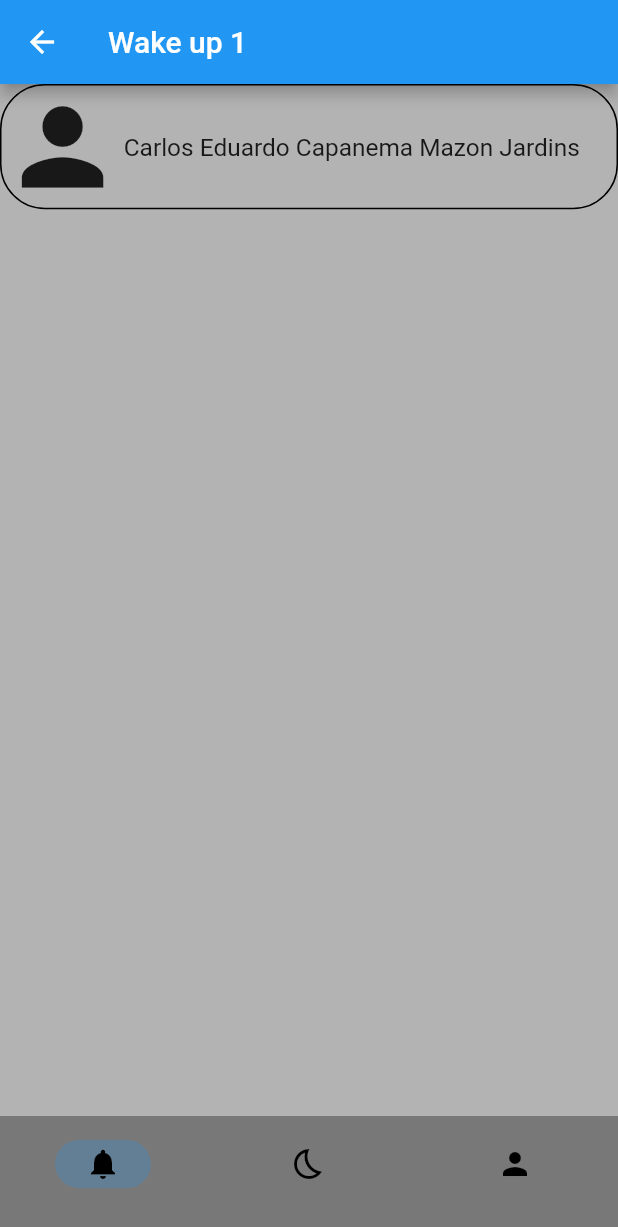
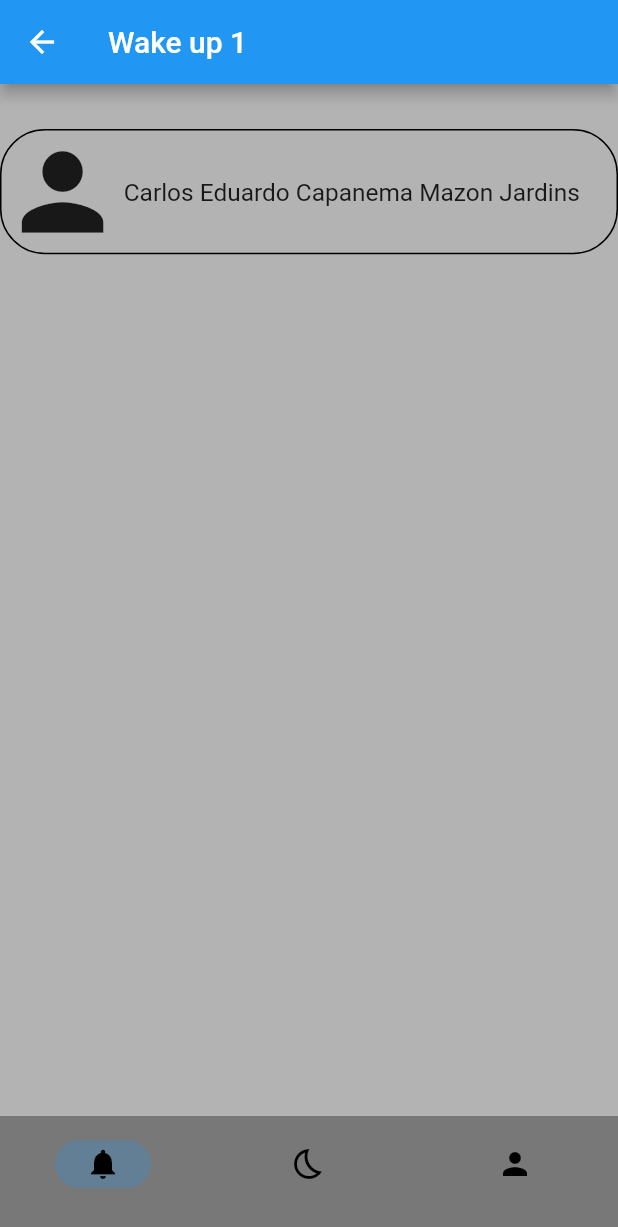
Before and after one commit to luizmgoncalves/Wup_app, a Flutter app: the Tela2 screen opened directly, on a phone screen of 412 x 824 dp. Shown: the top 1227 px of the screen. Run offline on Flutter 3.47's test engine with Material 2 defaults, Android fonts, the phone set to English and light mode, and no system bars.

Commit message:
name padding

```diff
--- a/lib/main.dart
+++ b/lib/main.dart
@@ -1,4 +1,5 @@
 import 'package:flutter/material.dart';
+import 'package:http/http.dart' as http;
 
 void main() {
   runApp(MaterialApp(
@@ -196,7 +197,10 @@ class _Tela2State extends State<Tela2> {
         Container(
           color: Color.fromARGB(255, 179, 179, 179),
           alignment: Alignment.topCenter,
-          child: Container(
+          child: Column(
+            children: [
+              Container(height: 30,),
+              Container(
                 decoration: BoxDecoration(
                 border: Border.all(color: Colors.black, style: BorderStyle.solid),
                 borderRadius: BorderRadius.all(Radius.circular(30))
@@ -214,6 +218,8 @@ class _Tela2State extends State<Tela2> {
                 ]),
               )
               ,)
+            ],
+          )
         ),
         Container(
           color: Color.fromARGB(255, 144, 144, 144),
```
Lines whose indentation alone changed are shown as unchanged.
